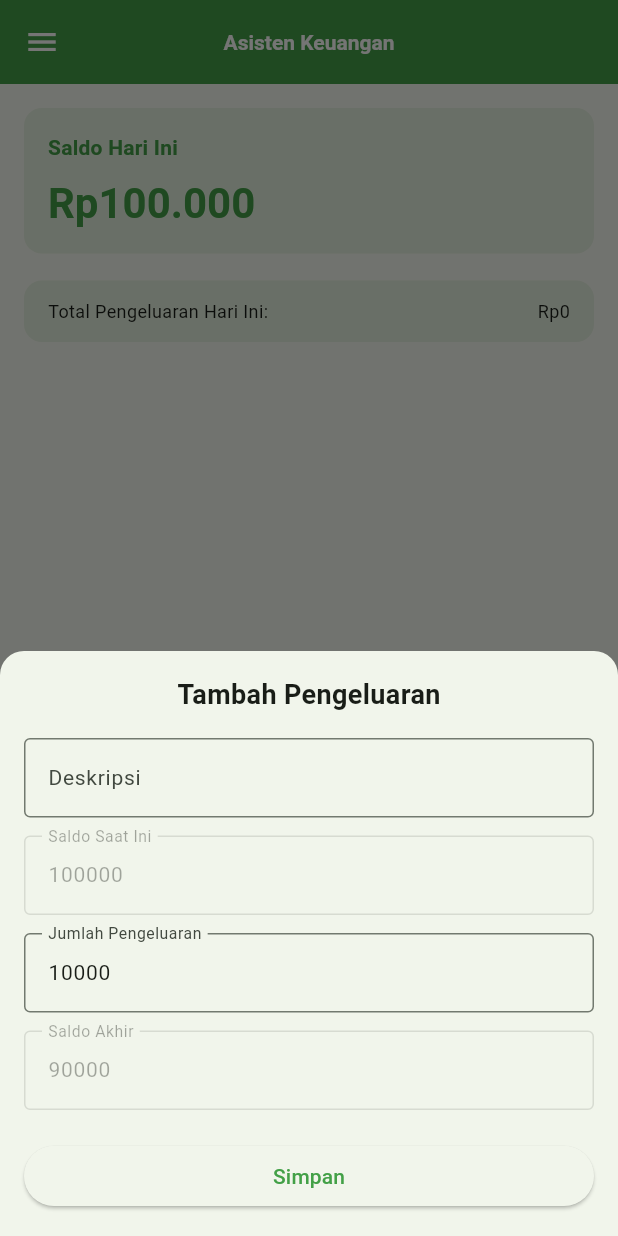
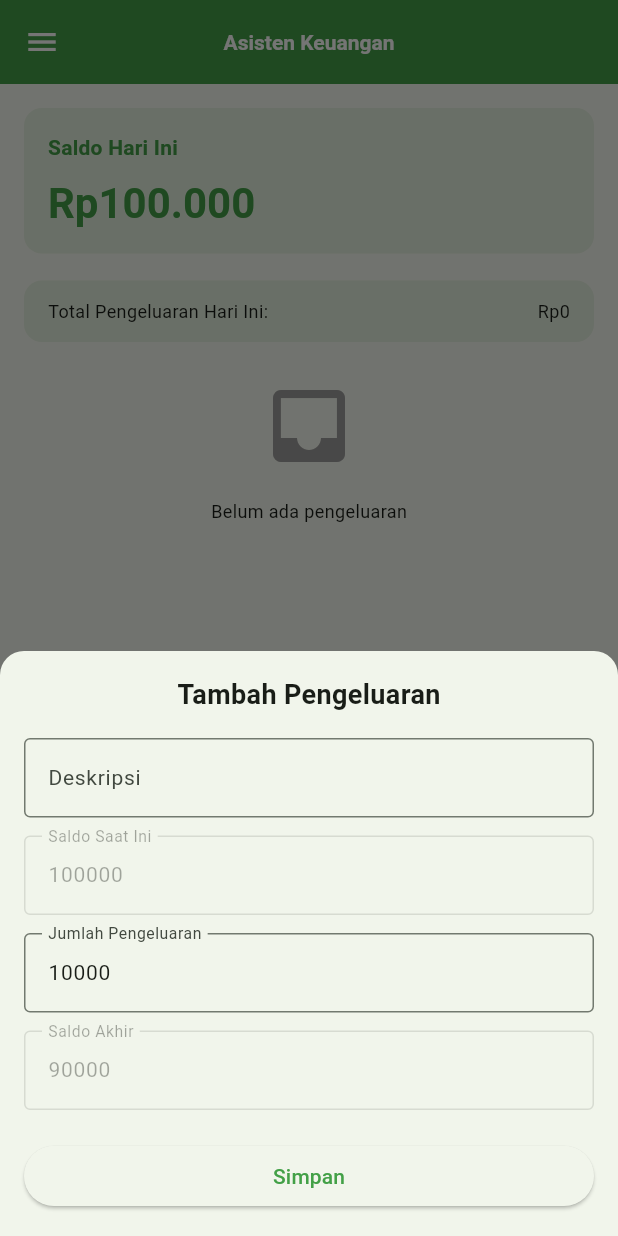
Before and after one commit to FITurnip/mobile_asisten_keuangan, a Flutter app: the screen it shows after launch, after a tap on the "upload" icon, on a phone screen of 412 x 824 dp. Run offline on Flutter 3.47's test engine with Material 3 defaults, Android fonts, the phone set to English and light mode, and no system bars; our stand-ins replace flutter_slidable, shared_preferences, sqflite; accounts and stored records are empty.

```diff
--- a/lib/data/database.dart
+++ b/lib/data/database.dart
@@ -44,6 +44,7 @@ class AppDatabase {
 
     // Data awal
     await db.insert('saldo', {'nama': 'total', 'saldo': 10000000});
+    await db.insert('saldo', {'nama': 'harian_default', 'saldo': 100000});
     await db.insert('saldo', {'nama': 'harian', 'saldo': 100000});
   }
 
--- a/lib/data/saldo_dao.dart
+++ b/lib/data/saldo_dao.dart
@@ -1,5 +1,5 @@
 import 'package:sqflite/sqflite.dart';
-import '../model/saldo.dart';
+import 'package:mobile_asisten_keuangan/model/saldo.dart';
 import 'package:mobile_asisten_keuangan/data/database.dart';
 
 class SaldoDao {
--- a/lib/main.dart
+++ b/lib/main.dart
@@ -2,8 +2,42 @@ import 'package:flutter/material.dart';
 import 'package:mobile_asisten_keuangan/view/saldo.dart';
 import 'package:mobile_asisten_keuangan/view/pengeluaran_harian.dart';
 import 'package:flutter/foundation.dart';
+import 'package:mobile_asisten_keuangan/data/saldo_dao.dart';
+import 'package:shared_preferences/shared_preferences.dart';
+void main() async {
+  WidgetsFlutterBinding.ensureInitialized();
+  await _resetSaldoHarianJikaPerlu();
+  runApp(const AsistenKeuangan());
+}
 
-void main() => runApp(const AsistenKeuangan());
+Future<void> _resetSaldoHarianJikaPerlu() async {
+  final prefs = await SharedPreferences.getInstance();
+  final now = DateTime.now();
+  final today = DateTime(now.year, now.month, now.day);
+
+  final lastResetStr = prefs.getString('last_reset_date');
+  if (lastResetStr != null) {
+    final lastReset = DateTime.parse(lastResetStr);
+    final lastResetDate = DateTime(lastReset.year, lastReset.month, lastReset.day);
+
+    if (today.isAfter(lastResetDate)) {
+      await _resetSaldoHarian();
+      await prefs.setString('last_reset_date', now.toIso8601String());
+    }
+  } else {
+    await _resetSaldoHarian();
+    await prefs.setString('last_reset_date', now.toIso8601String());
+  }
+}
+
+Future<void> _resetSaldoHarian() async {
+  final saldoDao = await SaldoDao();
+  final _saldoHarian = await saldoDao.getSaldoByNama('harian');
+  final _saldoDefault = await saldoDao.getSaldoByNama('harian_default');
+  _saldoHarian!.updateJumlah(_saldoDefault!.saldo);
+
+  await saldoDao.updateSaldo(_saldoHarian!);
+}
 
 class ThemeController extends ValueNotifier<ThemeMode> {
   ThemeController() : super(ThemeMode.system);
--- a/lib/model/saldo.dart
+++ b/lib/model/saldo.dart
@@ -12,6 +12,12 @@ class SaldoModel {
   void kurangi(int jumlah) {
     if (saldo >= jumlah) {
       saldo -= jumlah;
+    }
+  }
+
+  void updateJumlah(int jumlah) {
+    if(jumlah >= 0) {
+      saldo = jumlah;
     }
   }
 
--- a/lib/presenter/pengeluaran.dart
+++ b/lib/presenter/pengeluaran.dart
@@ -70,7 +70,7 @@ class PengeluaranPresenter {
     _saldoModel!.tambah(data.pengeluaran);
     await saldoDao.updateSaldo(_saldoModel!);
 
-    // Rehitung saldo_sebelumnya untuk data yang tersisa
+    // hitung ulang saldo_sebelumnya untuk data yang tersisa
     int saldoTemp = _saldoModel!.saldo;
     for (var item in pengeluaranList) {
       item.saldoSebelumnya = saldoTemp;
--- a/lib/presenter/saldo.dart
+++ b/lib/presenter/saldo.dart
@@ -15,10 +15,12 @@ class SaldoPresenter {
   SaldoModel? _model;
   final SaldoViewContract _view;
 
+  late String nama;
+
   SaldoPresenter(this._view, this.dao);
 
   Future<void> init() async {
-    final nama = _view.getNamaSaldo();
+    nama = _view.getNamaSaldo();
 
     // Coba ambil dari DB
     _model = await dao.getSaldoByNama(nama);
@@ -29,6 +31,7 @@ class SaldoPresenter {
       _model!.id = await dao.insertSaldo(_model!);
     }
 
+    if(nama == "harian") {}
     _view.updateSaldo(_model!.saldo);
   }
 
--- a/lib/view/pengeluaran_harian.dart
+++ b/lib/view/pengeluaran_harian.dart
@@ -177,7 +177,7 @@ class _PengeluaranHarianViewState extends State<PengeluaranHarianView>
               ),
             ),
             Flexible(
-              child: ListView.separated(
+              child: presenter.pengeluaranList.length > 0 ? ListView.separated(
                 itemCount: presenter.pengeluaranList.length,
                 separatorBuilder: (context, index) => const Divider(height: 0.5),
                 itemBuilder: (context, index) {
@@ -200,6 +200,17 @@ class _PengeluaranHarianViewState extends State<PengeluaranHarianView>
                     ),
                   );
                 },
+              ) : Column(
+                mainAxisAlignment: MainAxisAlignment.start,
+                crossAxisAlignment: CrossAxisAlignment.center,
+                children: [
+                  const SizedBox(height: 24),
+                  Icon(Icons.inbox, size: 64, color: Colors.grey),
+                  const SizedBox(height: 16),
+                  Text(
+                    'Belum ada pengeluaran',
+                  )
+                ]
               ),
             ),
           ],
--- a/pubspec.yaml
+++ b/pubspec.yaml
@@ -37,6 +37,7 @@ dependencies:
   flutter_slidable: 4.0.0
   sqflite: 2.4.0
   path: 1.9.1
+  shared_preferences: 2.5.3
 
 dev_dependencies:
   flutter_test:
```
Also changed, not shown: pubspec.lock.
